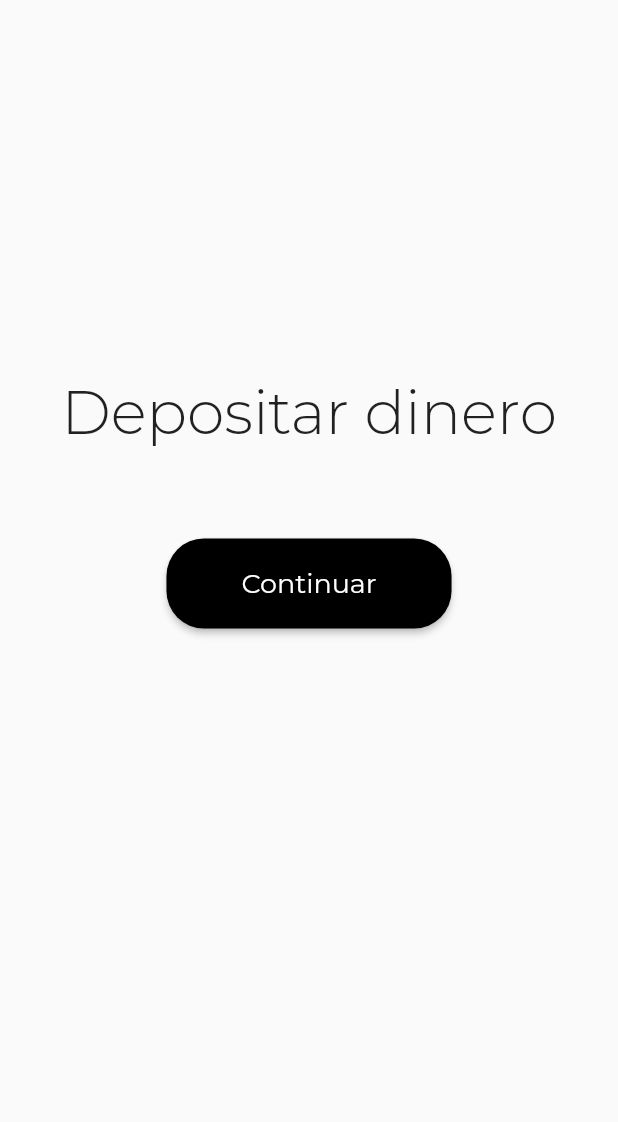
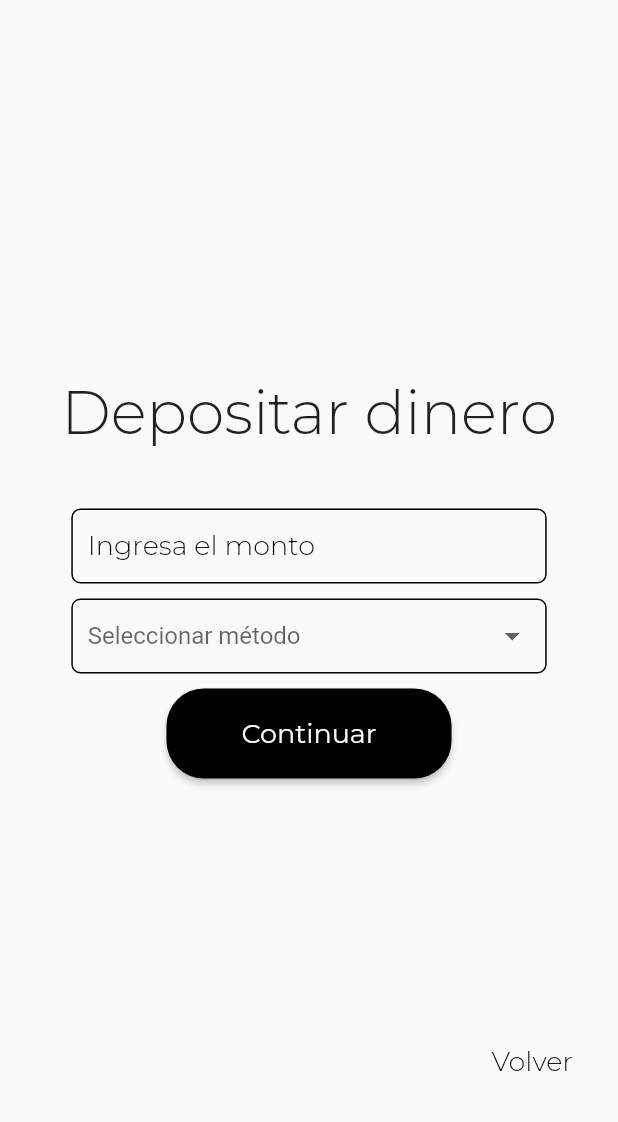
Before and after one commit to JuanJClR/Jpay, a Flutter app: the DepositoPage screen opened directly, on a phone screen of 412 x 824 dp, the part 114-1236 px from its top. Run offline on Flutter 3.47's test engine with Material 2 defaults, Android fonts, the phone set to English and light mode, and no system bars; our stand-ins replace google_fonts.

Commit message:
Se agregó el botón volver a deposito y retiro

```diff
--- a/lib/deposito.dart
+++ b/lib/deposito.dart
@@ -35,9 +35,6 @@ class _DepositoPageState extends State<DepositoPage> {
             ),
           ),
           SizedBox(height: 40),
-            Expanded(
-              child: Column(
-                children: [
           Container(
             width: MediaQuery.of(context).size.width / 1.30,
             decoration: BoxDecoration(
@@ -74,14 +71,8 @@ class _DepositoPageState extends State<DepositoPage> {
                 ]
               )
             )
-                  )
-                ]
-              )
           ),
           SizedBox(height: 10),
-          Expanded(
-            child: Column(
-              children: [
           Container(
             width: MediaQuery.of(context).size.width / 1.30,
             decoration: BoxDecoration(
@@ -145,9 +136,6 @@ class _DepositoPageState extends State<DepositoPage> {
               ),
             ),
           ),
-              ],
-            ),
-          ),
           SizedBox(height: 10),
           Center(
             child: ElevatedButton(
@@ -173,8 +161,29 @@ class _DepositoPageState extends State<DepositoPage> {
               },
             ),
           ),
-          SizedBox(height: 380),
-
+          Spacer(),
+          Align(
+            alignment: Alignment.bottomRight,
+            child: TextButton(
+              style: TextButton.styleFrom(
+                padding: EdgeInsets.symmetric(horizontal: 30, vertical: 19),
+                primary: Colors.black,
+              ),
+              child: Text(
+                'Volver',
+                style: GoogleFonts.montserrat(
+                  textStyle: TextStyle(
+                    fontSize: 18,
+                    fontWeight: FontWeight.w300,
+                  ),
+                ),
+              ),
+              onPressed: () {
+                // Acción a realizar al presionar el botón
+              },
+            ),
+          ),
+          SizedBox(height: 10),
         ]
       ),
     );
--- a/lib/main.dart
+++ b/lib/main.dart
@@ -17,7 +17,7 @@ class MyApp extends StatelessWidget {
       theme: ThemeData(
         primarySwatch: Colors.blue,
       ),
-      home: EnvioPage(),
+      home: RetiroPage(),
     );
   }
 }
```
Also changed, not shown: lib/retiro.dart (+23 -14 lines), lib/envio.dart (indentation only). Lines whose indentation alone changed are shown as unchanged.
